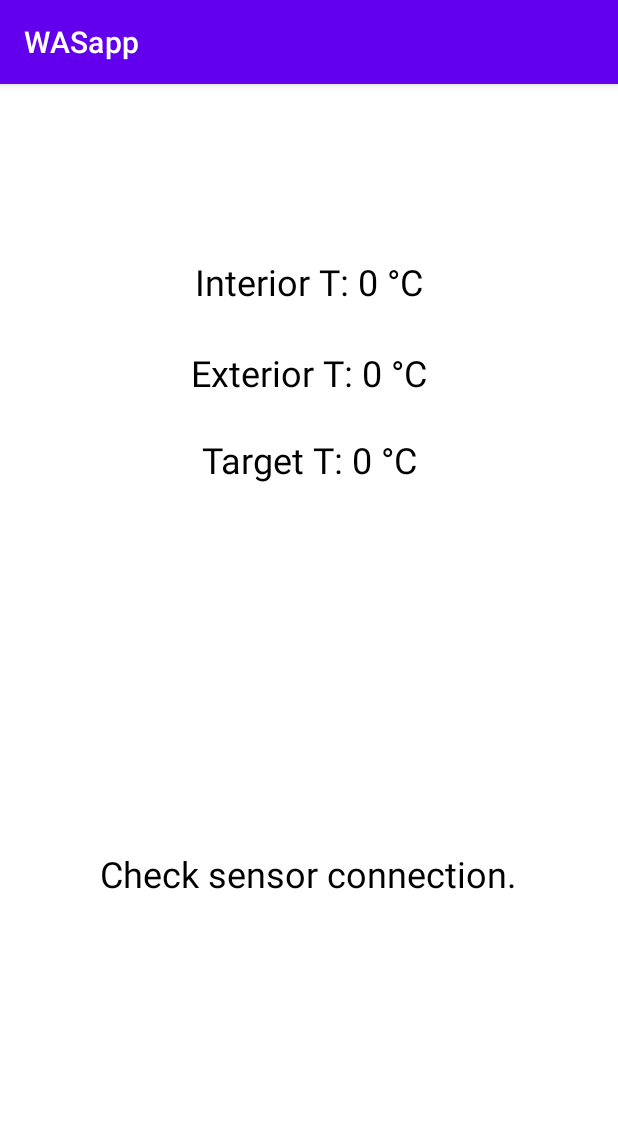
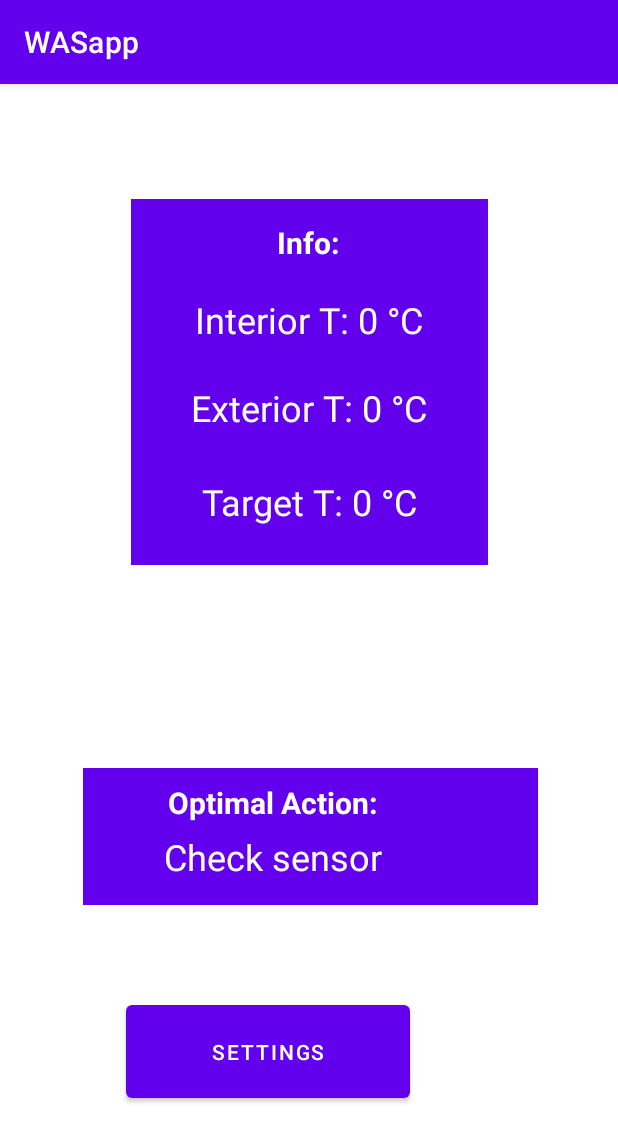
Before and after one commit to FabriceTUe/WASapp, an Android app: the screen it shows after launch (MainActivity), on a phone screen of 412 x 824 dp. Shown: the top 1142 px of the screen. Run offline under Robolectric (Android 15) with nearby library versions, the phone set to English and light mode, and no system bars; network calls fail.

Commit message:
added settings+saving+stability

```diff
--- a/app/build.gradle
+++ b/app/build.gradle
@@ -42,6 +42,9 @@ dependencies {
     androidTestImplementation 'androidx.test.ext:junit:1.1.5'
     androidTestImplementation 'androidx.test.espresso:espresso-core:3.5.1'
     implementation 'com.squareup.okhttp3:okhttp:3.10.0'
+    implementation 'com.google.code.gson:gson:2.8.7'
+    implementation 'com.intuit.sdp:sdp-android:1.0.5'
+    implementation 'com.intuit.ssp:ssp-android:1.0.5'
 }
 
 android {
--- a/app/src/main/java/com/example/wasapp/ClientLoopTask.java
+++ b/app/src/main/java/com/example/wasapp/ClientLoopTask.java
@@ -38,7 +38,7 @@ public class ClientLoopTask extends AsyncTask<Void, Void, Void> {
 
     @Override
     protected Void doInBackground(Void... voids) {
-        while (true) { // we run in an infinite loop...
+        while (!isCancelled()) { // we run as long as we're not cancelled...
             // update temperature
             TempStruct tempStruct;
             try {
@@ -57,5 +57,6 @@ public class ClientLoopTask extends AsyncTask<Void, Void, Void> {
                 throw new RuntimeException(e);
             }
         }
+        return null;
     }
 }
--- a/app/src/main/java/com/example/wasapp/InterfaceUpdater.java
+++ b/app/src/main/java/com/example/wasapp/InterfaceUpdater.java
@@ -13,7 +13,7 @@ public class InterfaceUpdater {
 
     private String openWindowsText = "Open your windows.";
     private String closeWindowsText = "Close your windows.";
-    private String defaultText = "Window state optimal.";
+    private String defaultText = "Change nothing.";
 
     private long lastTime;
     private long clock;
@@ -28,7 +28,7 @@ public class InterfaceUpdater {
         this.targetTemperatureText = targetTemperatureText;
         this.notificationText = notificationText;
         this.lastTime = System.currentTimeMillis();
-        this.clock = 0;
+        this.clock = Integer.MAX_VALUE; // approximately corresponds to setting to '\infty'
         notifier = new Notifier(context);
     }
 
@@ -41,32 +41,37 @@ public class InterfaceUpdater {
         clock += (System.currentTimeMillis() - lastTime) / 1000;
         lastTime = System.currentTimeMillis();
 
-        if (clock < settings.getMessageDelay())
-            return false; // if the last message is too recent, immediately return
-
         if (interiorTemperature > exteriorTemperature + settings.getTemperatureTolerance() &&
         settings.getTargetTemperature() < interiorTemperature) {
-            notifier.NotifyOpen(); // you stand to gain cooling by opening windows
+            if (clock > settings.getMessageDelay()) {
+                notifier.NotifyOpen(); // you stand to gain cooling by opening windows
+                clock = 0; // reset the clock
+            }
             notificationText.setText(openWindowsText);
-            clock = 0; // reset the clock
             return true;
         } else if (interiorTemperature > exteriorTemperature + settings.getTemperatureTolerance() &&
         settings.getTargetTemperature() > interiorTemperature) {
-            notifier.NotifyClose(); // you stand to retain heat by closing windows
+            if (clock > settings.getMessageDelay()) {
+                notifier.NotifyClose(); // you stand to retain heat by closing windows
+                clock = 0;
+            }
             notificationText.setText(closeWindowsText);
-            clock = 0;
             return true;
         } else if (interiorTemperature < exteriorTemperature - settings.getTemperatureTolerance() &&
         settings.getTargetTemperature() < interiorTemperature) {
-            notifier.NotifyClose(); // you stand to retain cool air by closing windows
+            if (clock > settings.getMessageDelay()) {
+                notifier.NotifyClose(); // you stand to retain cool air by closing windows
+                clock = 0;
+            }
             notificationText.setText(closeWindowsText);
-            clock = 0;
             return true;
         } else if (interiorTemperature < exteriorTemperature - settings.getTemperatureTolerance() &&
         settings.getTargetTemperature() > interiorTemperature) {
-            notifier.NotifyOpen(); // you stand to gain heat by opening windows
+            if (clock > settings.getMessageDelay()) {
+                notifier.NotifyOpen(); // you stand to gain heat by opening windows
+                clock = 0;
+            }
             notificationText.setText(openWindowsText);
-            clock = 0;
             return true;
         }
 
--- a/app/src/main/java/com/example/wasapp/MainActivity.java
+++ b/app/src/main/java/com/example/wasapp/MainActivity.java
@@ -1,15 +1,18 @@
 package com.example.wasapp;
 
+import android.content.Intent;
 import android.os.Bundle;
 
 import androidx.appcompat.app.AppCompatActivity;
 
+import android.view.View;
+import android.widget.Button;
 import android.widget.TextView;
 
 import okhttp3.OkHttpClient;
 
 
-public class MainActivity extends AppCompatActivity {
+public class MainActivity extends AppCompatActivity implements View.OnClickListener {
 
     // create client to send/receive web requests/responses:
     private OkHttpClient httpClient = new OkHttpClient();
@@ -28,11 +31,26 @@ public class MainActivity extends AppCompatActivity {
         TextView exteriorTemperatureText = findViewById(R.id.exteriorTemperatureText);
         TextView targetTemperatureText = findViewById(R.id.targetTemperatureText);
         TextView notificationText = findViewById(R.id.notificationText);
-        Settings settings = Settings.getInstance();
+        Button settingsButton = findViewById(R.id.settingsButton);
+        // set the onclick listener for the button (see method below)
+        settingsButton.setOnClickListener(this);
+        Settings settings = Settings.getInstance(this);
 
         clientLoopTask = ClientLoopTask.getInstance(this, interiorTemperatureText,
                 exteriorTemperatureText, targetTemperatureText, notificationText, settings);
         clientLoopTask.execute();
+    }
+
+    @Override
+    public void onClick(View view) {
+        Intent intent = new Intent(this,
+                SettingsActivity.class); // intend to switch to settings...
+        startActivity(intent); // start the next activity.
+    }
+
+    @Override
+    public void onBackPressed() {
+        // ignore any back press (keep simple)
     }
 
     @Override
--- a/app/src/main/java/com/example/wasapp/Settings.java
+++ b/app/src/main/java/com/example/wasapp/Settings.java
@@ -1,34 +1,105 @@
 package com.example.wasapp;
+
+import android.content.Context;
+import android.util.Log;
+
+import com.google.gson.Gson;
+import com.google.gson.JsonIOException;
+
+import java.io.BufferedReader;
+import java.io.BufferedWriter;
+import java.io.File;
+import java.io.FileInputStream;
+import java.io.FileNotFoundException;
+import java.io.FileReader;
+import java.io.FileWriter;
+import java.io.IOException;
+import java.io.InputStreamReader;
+import java.io.OutputStreamWriter;
+import java.util.Scanner;
 
 public class Settings {
     private float targetTemperature;
     private float temperatureTolerance;
     private int messageDelay;
+    private static final String fileName = "settings.json";
 
     // Singleton
     private static Settings instance;
     private Settings() {}
-    public static synchronized Settings getInstance() {
+    public static synchronized Settings getInstance(Context context) {
         if (instance == null) {
-            instance = new Settings();
-            instance.targetTemperature = -1; // set defaults...
-            instance.temperatureTolerance = 0;
-            instance.messageDelay = 30;
+            Settings loadedInstance = tryLoad(context); // try loading settings...
+            if (loadedInstance == null) {
+                instance = new Settings();
+                instance.targetTemperature = 24; // set defaults...
+                instance.temperatureTolerance = 0;
+                instance.messageDelay = 30;
+            } else {
+                instance = loadedInstance;
+            }
         }
-
         return instance;
     }
 
-    public void setTargetTemperature(float targetTemperature) {
-        this.targetTemperature = targetTemperature;
+    public void save(Context context) {
+        try {
+            Gson gson = new Gson();
+            String settingsJson = gson.toJson(instance); // convert singleton instance to json
+            writeToFile(settingsJson, context);
+        } catch (JsonIOException e) {
+            Log.println(Log.WARN, "stderr", e.toString());
+        } catch (IOException e) {
+            Log.println(Log.WARN, "stderr", e.toString());
+        }
     }
+
+    private void writeToFile(String data, Context context)
+            throws IOException {
+        OutputStreamWriter outputStreamWriter =
+                new OutputStreamWriter(context.openFileOutput(fileName,
+                        Context.MODE_PRIVATE));
+        outputStreamWriter.write(data);
+        outputStreamWriter.close();
+    }
+
+    private static Settings tryLoad(Context context) {
+        try {
+            File file = new File(context.getFilesDir(), fileName);
+            String settingsJson = readFile(file);
+            Gson gson = new Gson();
+            return gson.fromJson(settingsJson, Settings.class);
+        } catch (FileNotFoundException e) {
+            Log.println(Log.INFO, "stdout","file not found: +\n" + e);
+            return null;
+        } catch (JsonIOException | IOException e) {
+            Log.println(Log.WARN, "stderr", e.toString());
+            return null;
+        }
+    }
+
+    private static String readFile(File file) throws IOException {
+        // read file...
+        FileInputStream fis = new FileInputStream(file);
+        InputStreamReader isr = new InputStreamReader(fis);
+        BufferedReader br = new BufferedReader(isr);
+        StringBuilder sb = new StringBuilder();
+        String line;
+        while ((line = br.readLine()) != null) {
+            sb.append(line);
+        }
+        br.close();
+        isr.close();
+        fis.close();
+        return sb.toString();
+    }
+
+    public void setTargetTemperature(float targetTemperature) { this.targetTemperature = targetTemperature; }
     public float getTargetTemperature() {
         return targetTemperature;
     }
 
-    public void setTemperatureTolerance(float temperatureTolerance) {
-        this.temperatureTolerance = temperatureTolerance;
-    }
+    public void setTemperatureTolerance(float temperatureTolerance) { this.temperatureTolerance = temperatureTolerance; }
     public float getTemperatureTolerance() {
         return temperatureTolerance;
     }
--- a/app/src/main/res/layout/activity_main.xml
+++ b/app/src/main/res/layout/activity_main.xml
@@ -7,19 +7,33 @@
     android:layout_height="match_parent"
     tools:context=".MainActivity">
 
+    <ImageView
+        android:id="@+id/imageView"
+        android:layout_width="238dp"
+        android:layout_height="244dp"
+        android:layout_marginTop="20dp"
+        android:layout_marginBottom="15dp"
+        android:background="#6200ED"
+        app:layout_constraintBottom_toTopOf="@+id/imageView2"
+        app:layout_constraintEnd_toEndOf="parent"
+        app:layout_constraintStart_toStartOf="parent"
+        app:layout_constraintTop_toTopOf="parent"
+        app:layout_constraintVertical_bias="0.322"
+        tools:srcCompat="?attr/selectableItemBackground" />
+
     <TextView
-        android:id="@+id/interiorTemperatureText"
+        android:id="@+id/targetTemperatureText"
         android:layout_width="201dp"
         android:layout_height="42dp"
-        android:text="Interior T: 0 °C"
+        android:text="Target T: 0 °C"
         android:textAlignment="center"
-        android:textColor="#000000"
+        android:textColor="#FFFFFF"
         android:textSize="24sp"
         app:layout_constraintBottom_toBottomOf="parent"
         app:layout_constraintEnd_toEndOf="parent"
         app:layout_constraintStart_toStartOf="parent"
         app:layout_constraintTop_toTopOf="parent"
-        app:layout_constraintVertical_bias="0.159" />
+        app:layout_constraintVertical_bias="0.361" />
 
     <TextView
         android:id="@+id/exteriorTemperatureText"
@@ -27,41 +41,96 @@
         android:layout_height="42dp"
         android:text="Exterior T: 0 °C"
         android:textAlignment="center"
-        android:textColor="#000000"
+        android:textColor="#FFFFFF"
         android:textSize="24sp"
         app:layout_constraintBottom_toBottomOf="parent"
         app:layout_constraintEnd_toEndOf="parent"
         app:layout_constraintStart_toStartOf="parent"
         app:layout_constraintTop_toTopOf="parent"
-        app:layout_constraintVertical_bias="0.242" />
+        app:layout_constraintVertical_bias="0.275" />
 
     <TextView
-        android:id="@+id/targetTemperatureText"
+        android:id="@+id/infoTitle"
+        android:layout_width="wrap_content"
+        android:layout_height="wrap_content"
+        android:layout_marginTop="10dp"
+        android:text="Info:"
+        android:textColor="#FFFFFF"
+        android:textSize="20sp"
+        android:textStyle="bold"
+        app:layout_constraintBottom_toBottomOf="parent"
+        app:layout_constraintEnd_toEndOf="parent"
+        app:layout_constraintHorizontal_bias="0.498"
+        app:layout_constraintStart_toStartOf="parent"
+        app:layout_constraintTop_toTopOf="parent"
+        app:layout_constraintVertical_bias="0.112" />
+
+    <TextView
+        android:id="@+id/interiorTemperatureText"
         android:layout_width="201dp"
         android:layout_height="42dp"
-        android:text="Target T: 0 °C"
+        android:text="Interior T: 0 °C"
         android:textAlignment="center"
-        android:textColor="#000000"
+        android:textColor="#FFFFFF"
         android:textSize="24sp"
         app:layout_constraintBottom_toBottomOf="parent"
         app:layout_constraintEnd_toEndOf="parent"
         app:layout_constraintStart_toStartOf="parent"
         app:layout_constraintTop_toTopOf="parent"
-        app:layout_constraintVertical_bias="0.322" />
+        app:layout_constraintVertical_bias="0.194" />
+
+    <ImageView
+        android:id="@+id/imageView2"
+        android:layout_width="303dp"
+        android:layout_height="91dp"
+        android:background="#6200ED"
+        app:layout_constraintBottom_toBottomOf="parent"
+        app:layout_constraintEnd_toEndOf="parent"
+        app:layout_constraintHorizontal_bias="0.508"
+        app:layout_constraintStart_toStartOf="parent"
+        app:layout_constraintTop_toTopOf="parent"
+        app:layout_constraintVertical_bias="0.674"
+        tools:srcCompat="?attr/selectableItemBackground" />
 
     <TextView
         android:id="@+id/notificationText"
-        android:layout_width="342dp"
-        android:layout_height="65dp"
-        android:text="Exterior T: 0 °C"
+        android:layout_width="236dp"
+        android:layout_height="31dp"
+        android:layout_marginStart="64dp"
+        android:layout_marginBottom="-50dp"
+        android:text="Loading..."
         android:textAlignment="center"
-        android:textColor="#000000"
+        android:textColor="#FFFFFF"
         android:textSize="24sp"
         app:layout_constraintBottom_toBottomOf="parent"
-        app:layout_constraintEnd_toEndOf="parent"
-        app:layout_constraintHorizontal_bias="0.492"
         app:layout_constraintStart_toStartOf="parent"
         app:layout_constraintTop_toTopOf="parent"
-        app:layout_constraintVertical_bias="0.726" />
+        app:layout_constraintVertical_bias="0.634" />
+
+    <Button
+        android:id="@+id/settingsButton"
+        android:layout_width="189dp"
+        android:layout_height="74dp"
+        android:layout_marginStart="84dp"
+        android:text="Settings"
+        app:layout_constraintBottom_toBottomOf="parent"
+        app:layout_constraintStart_toStartOf="parent"
+        app:layout_constraintTop_toBottomOf="@+id/notificationText"
+        app:layout_constraintVertical_bias="0.474" />
+
+    <TextView
+        android:id="@+id/InfoTitle"
+        android:layout_width="wrap_content"
+        android:layout_height="wrap_content"
+        android:layout_marginStart="112dp"
+        android:layout_marginBottom="50dp"
+        android:text="Optimal Action:"
+        android:textColor="#FFFFFF"
+        android:textSize="20sp"
+        android:textStyle="bold"
+        app:layout_constraintBottom_toBottomOf="parent"
+        app:layout_constraintStart_toStartOf="parent"
+        app:layout_constraintTop_toTopOf="parent"
+        app:layout_constraintVertical_bias="0.674" />
 
 </androidx.constraintlayout.widget.ConstraintLayout>
```
Also changed, not shown: app/src/main/AndroidManifest.xml (+10 -5 lines), app/src/main/java/com/example/wasapp/NotifyReceiver.java (added, +21 -0 lines), app/src/main/java/com/example/wasapp/NotifyService.java (added, +31 -0 lines), app/src/main/java/com/example/wasapp/NotifyTask.java (added, +12 -0 lines), app/src/main/java/com/example/wasapp/SettingsActivity.java (added, +75 -0 lines), app/src/main/res/layout/activity_settings.xml (added, +102 -0 lines).
